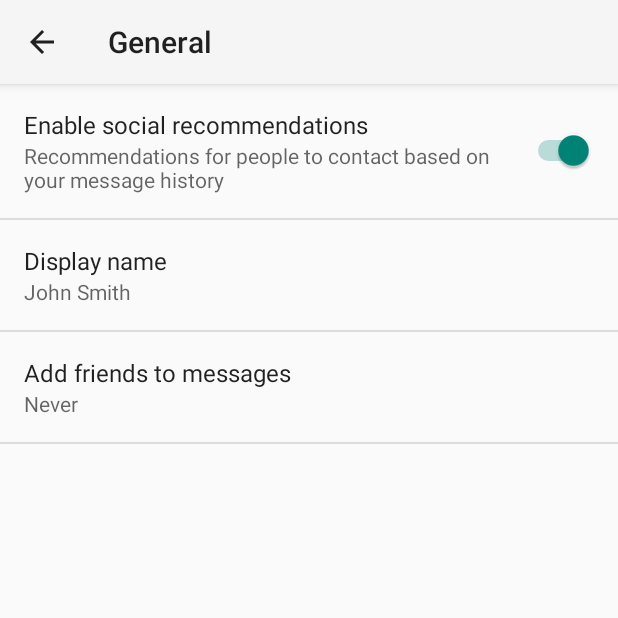
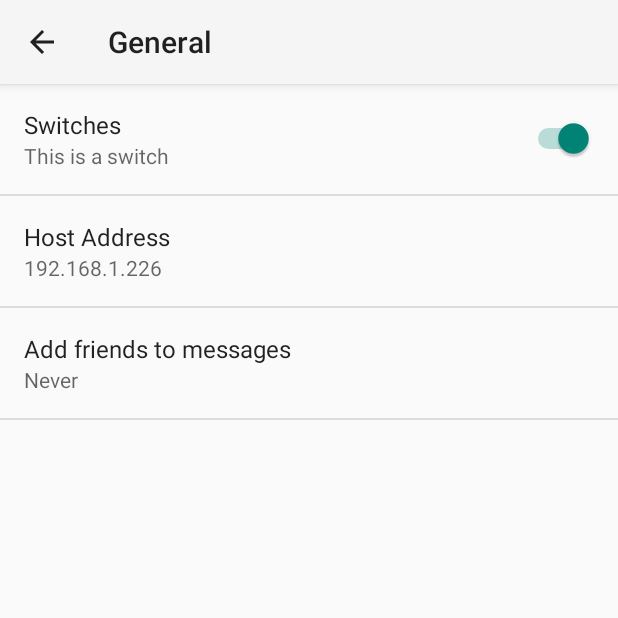
Before and after one commit to anol/Android-TCP-Client, an Android app: the SettingsActivity screen opened directly, with no data from a screen before it, after a tap on "General", on a phone screen of 412 x 824 dp, the top half of it. Run offline under Robolectric (Android 15) with nearby library versions, the phone set to English and light mode, and no system bars.

Commit message:
Working on preferences ...

```diff
--- a/Application/src/main/java/com/example/android/basicnetworking/SettingsActivity.java
+++ b/Application/src/main/java/com/example/android/basicnetworking/SettingsActivity.java
@@ -191,7 +191,7 @@ public class SettingsActivity extends PreferenceActivity {
             // to their values. When their values change, their summaries are
             // updated to reflect the new value, per the Android Design
             // guidelines.
-            bindPreferenceSummaryToValue(findPreference("example_text"));
+            bindPreferenceSummaryToValue(findPreference("host_addr"));
             bindPreferenceSummaryToValue(findPreference("example_list"));
         }
 
--- a/Application/src/main/res/values/base-strings.xml
+++ b/Application/src/main/res/values/base-strings.xml
@@ -19,8 +19,7 @@
     <string name="app_name">Kladd (TCP Client)</string>
     <string name="intro_message">
         <![CDATA[
-            Du må angi IP-adressen.
-            Bruk setup ellers blir det default adressen.
+            Husk settings!
             Portnummeret er 8013.
         ]]>
     </string>
--- a/Application/src/main/res/values/strings.xml
+++ b/Application/src/main/res/values/strings.xml
@@ -28,17 +28,10 @@
     <string name="title_activity_settings">Settings</string>
 
     <!-- Strings related to Settings -->
-
-    <!-- Example General settings -->
     <string name="pref_header_general">General</string>
 
-    <string name="pref_title_social_recommendations">Enable social recommendations</string>
-    <string name="pref_description_social_recommendations">Recommendations for people to contact
-        based on your message history
-    </string>
-
-    <string name="pref_title_display_name">Display name</string>
-    <string name="pref_default_display_name">John Smith</string>
+    <string name="pref_switches">Switches</string>
+    <string name="pref_switches_summ">This is a switch</string>
 
     <string name="pref_title_add_friends_to_messages">Add friends to messages</string>
     <string-array name="pref_example_list_titles">
--- a/Application/src/main/res/xml/pref_general.xml
+++ b/Application/src/main/res/xml/pref_general.xml
@@ -2,25 +2,21 @@
 
     <SwitchPreference
         android:key="example_switch"
-        android:title="@string/pref_title_social_recommendations"
-        android:summary="@string/pref_description_social_recommendations"
+        android:title="@string/pref_switches"
+        android:summary="@string/pref_switches_summ"
         android:defaultValue="true" />
 
-    <!-- NOTE: EditTextPreference accepts EditText attributes. -->
-    <!-- NOTE: EditTextPreference's summary should be set to its value by the activity code. -->
     <EditTextPreference
-        android:key="example_text"
-        android:title="@string/pref_title_display_name"
-        android:defaultValue="@string/pref_default_display_name"
+        android:key="host_addr"
+        android:title="@string/host_addr"
+        android:summary="@string/host_addr_summ"
+        android:defaultValue="192.168.1.226"
         android:selectAllOnFocus="true"
         android:inputType="textCapWords"
         android:capitalize="words"
         android:singleLine="true"
         android:maxLines="1" />
 
-    <!-- NOTE: Hide buttons to simplify the UI. Users can touch outside the dialog to
-         dismiss it. -->
-    <!-- NOTE: ListPreference's summary should be set to its value by the activity code. -->
     <ListPreference
         android:key="example_list"
         android:title="@string/pref_title_add_friends_to_messages"
```
Also changed, not shown: Application/src/main/res/xml/preferences.xml (deleted, +0 -8 lines), 23 other files.
